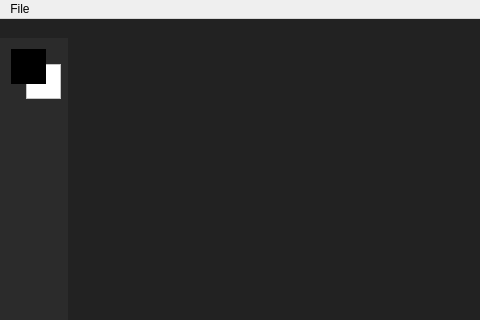
The window that alpaint/res/Alpaint.ui (DatDarkAlpaca/alpaint) describes before a commit, drawn with Qt 5; both pictures show x 0 to 480 and y 0 to 320 of the 626 by 425 pixel window.
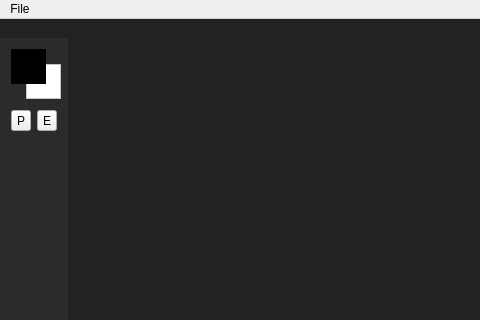
The same window after the commit. Custom widgets are drawn as their Qt base class.

Commit message: Add inherited tools.

Diff of the .ui file:
```diff
--- a/alpaint/res/Alpaint.ui
+++ b/alpaint/res/Alpaint.ui
@@ -213,6 +213,27 @@
        <zorder>primaryColor</zorder>
       </widget>
      </item>
+     <item>
+      <layout class="QHBoxLayout" name="horizontalLayout">
+       <property name="topMargin">
+        <number>5</number>
+       </property>
+       <item>
+        <widget class="QToolButton" name="pencilButton">
+         <property name="text">
+          <string>P</string>
+         </property>
+        </widget>
+       </item>
+       <item>
+        <widget class="QToolButton" name="eraserButton">
+         <property name="text">
+          <string>E</string>
+         </property>
+        </widget>
+       </item>
+      </layout>
+     </item>
      <item>
       <spacer name="verticalSpacer">
        <property name="orientation">
```
Left out of the diff: 2 changed lines with no effect on the pictures. The commit also changes 13 other files.
